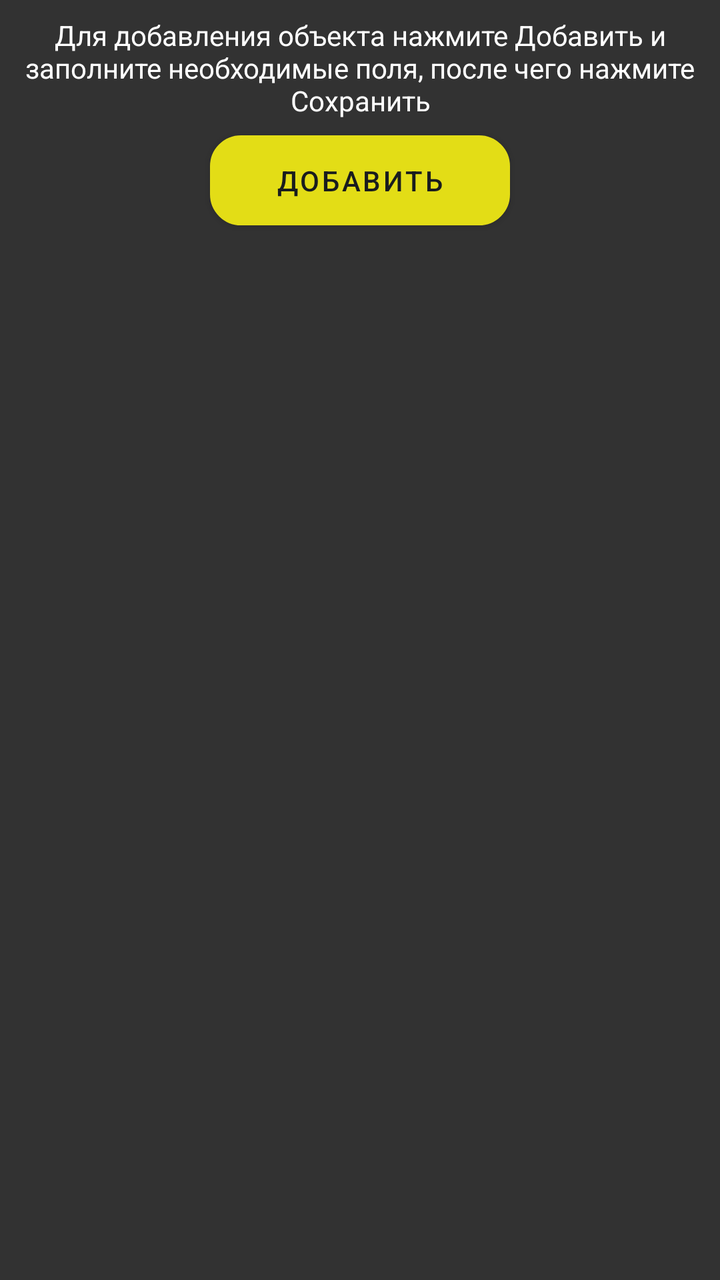
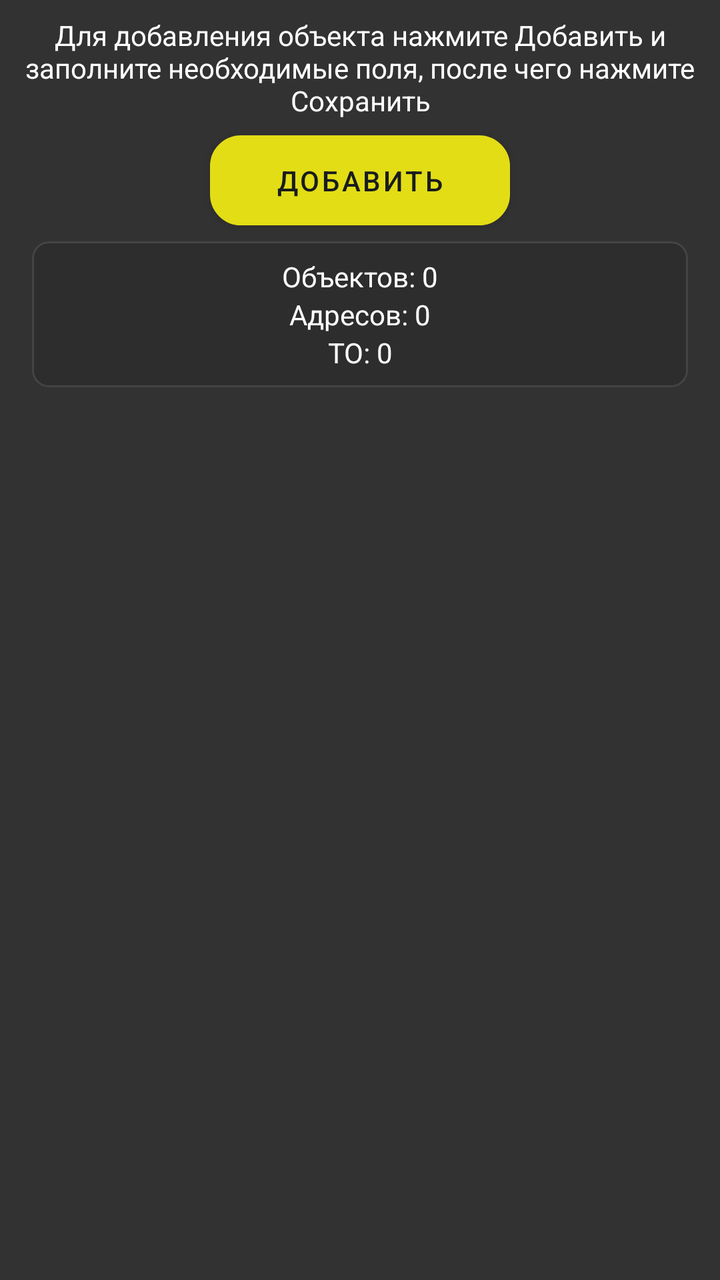

Compare the two renders of this Android layout. The source of the first and the diff that turns it into the second are given below.
<!-- AndroidManifest.xml: application theme Theme.HowMuchCash -->
<!-- res/layout/fragment_home.xml -->
<?xml version="1.0" encoding="utf-8"?>
<androidx.constraintlayout.widget.ConstraintLayout xmlns:android="http://schemas.android.com/apk/res/android"
    xmlns:app="http://schemas.android.com/apk/res-auto"
    xmlns:tools="http://schemas.android.com/tools"
    android:layout_width="match_parent"
    android:layout_height="match_parent"
    tools:context=".ui.home.HomeFragment">

    <TextView
        android:id="@+id/text_home"
        android:layout_width="match_parent"
        android:layout_height="wrap_content"
        android:layout_marginStart="8dp"
        android:layout_marginTop="8dp"
        android:layout_marginEnd="8dp"
        android:gravity="center"
        android:text="@string/annotationForInputObjects"
        android:textAlignment="center"
        app:layout_constraintTop_toTopOf="parent"
        app:layout_constraintStart_toStartOf="parent"
        app:layout_constraintEnd_toEndOf="parent" />

    <Button
        android:id="@+id/buttonAddLift"
        style="@style/ButtonStyle"
        android:layout_width="150dp"
        android:layout_height="45dp"
        android:background="@drawable/custom_button"
        android:text="@string/buttonAddLift"
        android:textAlignment="center"
        android:textColor="@color/material_dynamic_neutral10"
        app:layout_constraintTop_toBottomOf="@id/text_home"
        app:layout_constraintStart_toStartOf="parent"
        app:layout_constraintEnd_toEndOf="parent"
        android:layout_marginTop="8dp" />

    
    <androidx.recyclerview.widget.RecyclerView
        android:id="@+id/recyclerView"
        android:layout_width="match_parent"
        android:layout_height="0dp"
        android:layout_marginTop="8dp"
        app:layout_constraintTop_toBottomOf="@id/buttonAddLift"
        app:layout_constraintBottom_toBottomOf="parent"
        app:layout_constraintStart_toStartOf="parent"
        app:layout_constraintEnd_toEndOf="parent" />

</androidx.constraintlayout.widget.ConstraintLayout>
<!-- resources referenced by this layout -->
<resources>
  <!-- drawable custom_button (drawable) -->
  <?xml version="1.0" encoding="utf-8"?>
  <shape
      xmlns:android="http://schemas.android.com/apk/res/android"
      android:shape="rectangle">
      <stroke
          android:color="@color/gray"
          android:width="1dp"/>
      <corners
          android:radius="15dp"/>
      <gradient
          android:startColor="#2e7d32"
          android:endColor="#e0f7fa"/>
  </shape>
  <string name="annotationForInputObjects">Для добавления объекта нажмите Добавить и заполните необходимые поля, после чего нажмите Сохранить</string>
  <string name="buttonAddLift">Добавить</string>
  <style name="ButtonStyle" parent="Widget.MaterialComponents.Button">
          <item name="android:textColor">@color/mainBackground</item>
          <item name="android:backgroundTint">@color/colorPrimary</item>
          <item name="android:paddingStart">16dp</item>
          <item name="android:paddingEnd">16dp</item>
          <item name="cornerRadius">8dp</item>
      </style>
  <style name="Theme.HowMuchCash" parent="Theme.MaterialComponents.DayNight.NoActionBar">
          
          <item name="colorPrimary">@color/colorPrimary</item>              
          <item name="colorPrimaryVariant">@color/accentBackground</item>   
          <item name="colorSecondary">@color/colorPrimary</item>            
          <item name="colorSecondaryVariant">@color/mainBackground</item>   
  
          
          <item name="colorOnPrimary">@android:color/black</item>           
          <item name="colorOnSecondary">@android:color/white</item>         
          <item name="android:textColorPrimary">@color/white</item>
          <item name="android:textColor">@color/white</item>
          
          <item name="android:windowBackground">@color/mainBackground</item> 
  
          <item name="colorControlActivated">@color/colorPrimary</item>
          <item name="colorAccent">@color/colorPrimary</item>
  
          
          <item name="android:statusBarColor">@color/accentBackground</item> 
          <item name="android:windowLightStatusBar">false</item>             
  
          
          <item name="android:navigationBarColor">@color/accentBackground</item> 
      </style>
  <color name="gray">#FF666666</color>
  <color name="mainBackground">#323232</color>
  <color name="colorPrimary">#e3dd16</color>
  <color name="accentBackground">#212121</color>
  <color name="white">#FFFFFFFF</color>
</resources>

<!-- the commit's change to res/layout/fragment_home.xml (unified diff, before → after) -->
@@ -35,12 +35,53 @@
         android:layout_marginTop="8dp" />
 
     
+    <LinearLayout
+        android:id="@+id/ll_stats"
+        android:layout_width="match_parent"
+        android:layout_height="wrap_content"
+        android:orientation="vertical"
+        android:padding="8dp"
+        android:background="@drawable/background_card"
+        android:layout_marginStart="16dp"
+        android:layout_marginEnd="16dp"
+        android:layout_marginTop="8dp"
+        app:layout_constraintTop_toBottomOf="@id/buttonAddLift">
+
+        <TextView
+            android:id="@+id/text_total_objects"
+            android:layout_width="match_parent"
+            android:layout_height="wrap_content"
+            android:text="Объектов: 0"
+            android:textSize="14sp"
+            android:textColor="@android:color/white"
+            android:gravity="center" />
+
+        <TextView
+            android:id="@+id/text_total_addresses"
+            android:layout_width="match_parent"
+            android:layout_height="wrap_content"
+            android:text="Адресов: 0"
+            android:textSize="14sp"
+            android:textColor="@android:color/white"
+            android:gravity="center" />
+
+        <TextView
+            android:id="@+id/text_total_to"
+            android:layout_width="match_parent"
+            android:layout_height="wrap_content"
+            android:text="ТО: 0"
+            android:textSize="14sp"
+            android:textColor="@android:color/white"
+            android:gravity="center" />
+    </LinearLayout>
+
+    
     <androidx.recyclerview.widget.RecyclerView
         android:id="@+id/recyclerView"
         android:layout_width="match_parent"
         android:layout_height="0dp"
         android:layout_marginTop="8dp"
-        app:layout_constraintTop_toBottomOf="@id/buttonAddLift"
+        app:layout_constraintTop_toBottomOf="@id/ll_stats"
         app:layout_constraintBottom_toBottomOf="parent"
         app:layout_constraintStart_toStartOf="parent"
         app:layout_constraintEnd_toEndOf="parent" />
<!-- resource entries referenced after the edit -->
@@ -1,5 +1,12 @@
 <!-- resources referenced by this layout -->
 <resources>
+  <!-- drawable background_card (drawable) -->
+  <?xml version="1.0" encoding="utf-8"?>
+  <shape xmlns:android="http://schemas.android.com/apk/res/android">
+      <solid android:color="#2D2D2D" />
+      <corners android:radius="8dp" />
+      <stroke android:width="1dp" android:color="#444444" />
+  </shape>
   <!-- drawable custom_button (drawable) -->
   <?xml version="1.0" encoding="utf-8"?>
   <shape
@@ -32,7 +39,7 @@
   
           
           <item name="colorOnPrimary">@android:color/black</item>           
-          <item name="colorOnSecondary">@android:color/white</item>         
+          <item name="colorOnSecondary">@color/mainBackground</item>         
           <item name="android:textColorPrimary">@color/white</item>
           <item name="android:textColor">@color/white</item>
           
